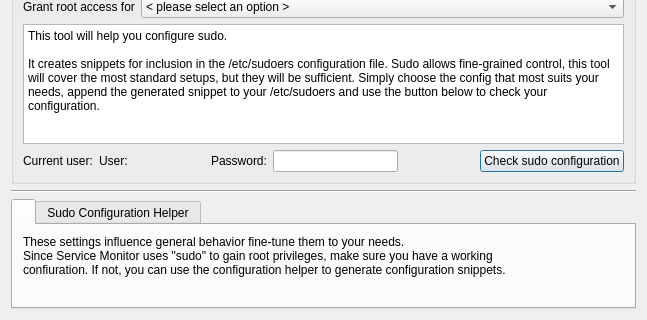
mbleichner/service-monitor, file contents/code/dialogs/Settings.ui: the form before one commit; both pictures show x 0 to 647 and y 197 to 517 of the 647 by 517 pixel window.
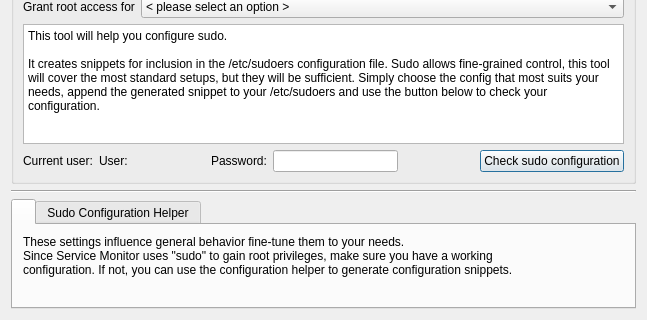
The form after the commit. Icons and pictures are not drawn.

Commit message: fixed three typos

Diff of the .ui file:
```diff
--- a/contents/code/dialogs/Settings.ui
+++ b/contents/code/dialogs/Settings.ui
@@ -459,7 +459,7 @@
          <property name="text">
           <string>These settings influence general behavior fine-tune them to your needs.
 Since Service Monitor uses &quot;sudo&quot; to gain root privileges, make sure you have a working
-confiuration. If not, you can use the configuration helper to generate configuration snippets.</string>
+configuration. If not, you can use the configuration helper to generate configuration snippets.</string>
          </property>
          <property name="alignment">
           <set>Qt::AlignLeading|Qt::AlignLeft|Qt::AlignTop</set>
```
The commit also changes 1 other file.
